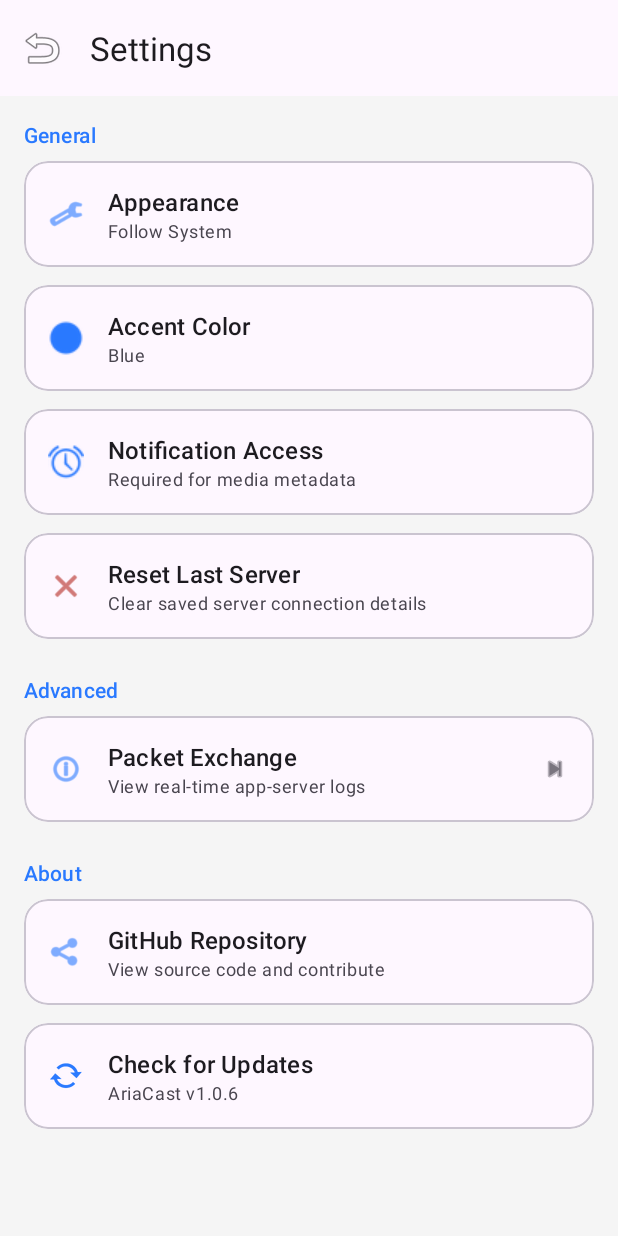
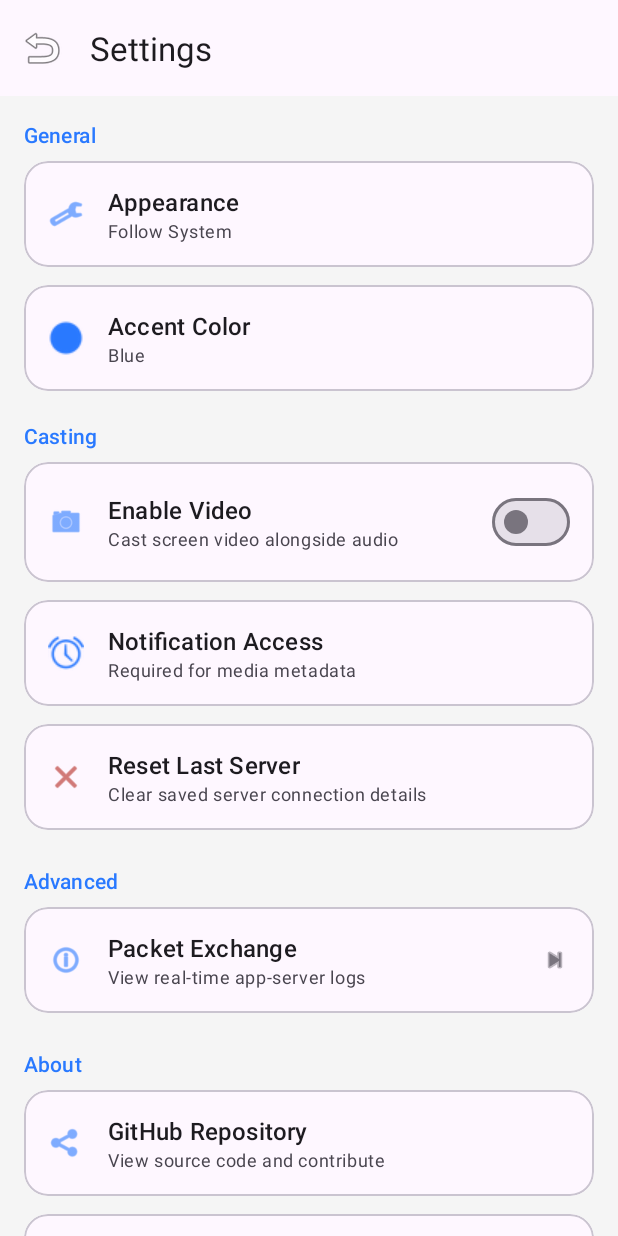
Before and after one commit to AriaCast/AriaCast-app, an Android app: the SettingsActivity screen opened directly, with no data from a screen before it, on a phone screen of 412 x 824 dp. Run offline under Robolectric (Android 15) with nearby library versions, the light colour scheme and no system bars.

Commit message:
v1.0.6 video support added

```diff
--- a/app/src/main/java/com/aria/ariacast/SettingsActivity.kt
+++ b/app/src/main/java/com/aria/ariacast/SettingsActivity.kt
@@ -21,6 +21,7 @@ import androidx.core.content.ContextCompat
 import com.google.android.material.appbar.MaterialToolbar
 import com.google.android.material.card.MaterialCardView
 import com.google.android.material.dialog.MaterialAlertDialogBuilder
+import com.google.android.material.materialswitch.MaterialSwitch
 
 class SettingsActivity : AppCompatActivity() {
 
@@ -30,6 +31,7 @@ class SettingsActivity : AppCompatActivity() {
     private lateinit var accentStatusText: TextView
     private lateinit var accentColorPreview: ImageView
     private lateinit var updateStatusText: TextView
+    private lateinit var videoCastSwitch: MaterialSwitch
 
     override fun onCreate(savedInstanceState: Bundle?) {
         val sharedPreferences = getSharedPreferences(AudioCastService.PREFS_NAME, Context.MODE_PRIVATE)
@@ -47,6 +49,7 @@ class SettingsActivity : AppCompatActivity() {
         accentStatusText = findViewById(R.id.accentStatusText)
         accentColorPreview = findViewById(R.id.accentColorPreview)
         updateStatusText = findViewById(R.id.updateStatusText)
+        videoCastSwitch = findViewById(R.id.videoCastSwitch)
 
         findViewById<MaterialCardView>(R.id.themeCard).setOnClickListener {
             showThemeSelectionDialog()
@@ -75,6 +78,13 @@ class SettingsActivity : AppCompatActivity() {
 
         findViewById<MaterialCardView>(R.id.updateCard).setOnClickListener {
             checkForUpdates(manual = true)
+        }
+
+        videoCastSwitch.isChecked = sharedPreferences.getBoolean(KEY_VIDEO_ENABLED, false)
+        videoCastSwitch.setOnCheckedChangeListener { _, isChecked ->
+            sharedPreferences.edit().putBoolean(KEY_VIDEO_ENABLED, isChecked).apply()
+            val status = if (isChecked) "Video enabled" else "Video disabled"
+            Toast.makeText(this, status, Toast.LENGTH_SHORT).show()
         }
 
         updateThemeStatusText()
@@ -260,6 +270,7 @@ class SettingsActivity : AppCompatActivity() {
     companion object {
         const val KEY_THEME = "prefs_theme"
         const val KEY_ACCENT_COLOR = "prefs_accent_color"
+        const val KEY_VIDEO_ENABLED = "prefs_video_enabled"
         const val GITHUB_URL = "https://github.com/AirPlr/AriaCast-app"
         const val UPDATE_NOTIFICATION_ID = 1001
     }
--- a/app/src/main/res/layout/activity_settings.xml
+++ b/app/src/main/res/layout/activity_settings.xml
@@ -132,6 +132,67 @@
                             android:textAppearance="?attr/textAppearanceBodySmall"
                             android:textColor="?android:attr/textColorSecondary" />
                     </LinearLayout>
+                </LinearLayout>
+            </com.google.android.material.card.MaterialCardView>
+
+            <TextView
+                android:layout_width="wrap_content"
+                android:layout_height="wrap_content"
+                android:layout_marginTop="8dp"
+                android:layout_marginBottom="8dp"
+                android:text="Casting"
+                android:textAppearance="?attr/textAppearanceLabelLarge"
+                android:textColor="?attr/colorPrimary" />
+
+            <com.google.android.material.card.MaterialCardView
+                android:id="@+id/videoCastCard"
+                android:layout_width="match_parent"
+                android:layout_height="wrap_content"
+                android:layout_marginBottom="12dp"
+                app:cardCornerRadius="16dp"
+                app:cardElevation="0dp"
+                app:strokeColor="?attr/colorOutlineVariant"
+                app:strokeWidth="1dp">
+
+                <LinearLayout
+                    android:layout_width="match_parent"
+                    android:layout_height="wrap_content"
+                    android:gravity="center_vertical"
+                    android:orientation="horizontal"
+                    android:padding="16dp">
+
+                    <ImageView
+                        android:layout_width="24dp"
+                        android:layout_height="24dp"
+                        android:src="@android:drawable/ic_menu_camera"
+                        app:tint="?attr/colorPrimary" />
+
+                    <LinearLayout
+                        android:layout_width="0dp"
+                        android:layout_height="wrap_content"
+                        android:layout_marginStart="16dp"
+                        android:layout_weight="1"
+                        android:orientation="vertical">
+
+                        <TextView
+                            android:layout_width="wrap_content"
+                            android:layout_height="wrap_content"
+                            android:text="Enable Video"
+                            android:textAppearance="?attr/textAppearanceTitleMedium" />
+
+                        <TextView
+                            android:id="@+id/videoStatusText"
+                            android:layout_width="wrap_content"
+                            android:layout_height="wrap_content"
+                            android:text="Cast screen video alongside audio"
+                            android:textAppearance="?attr/textAppearanceBodySmall"
+                            android:textColor="?android:attr/textColorSecondary" />
+                    </LinearLayout>
+
+                    <com.google.android.material.materialswitch.MaterialSwitch
+                        android:id="@+id/videoCastSwitch"
+                        android:layout_width="wrap_content"
+                        android:layout_height="wrap_content" />
                 </LinearLayout>
             </com.google.android.material.card.MaterialCardView>
 
```
Also changed, not shown: app/src/main/java/com/aria/ariacast/AudioCastService.kt (+121 -2 lines).
